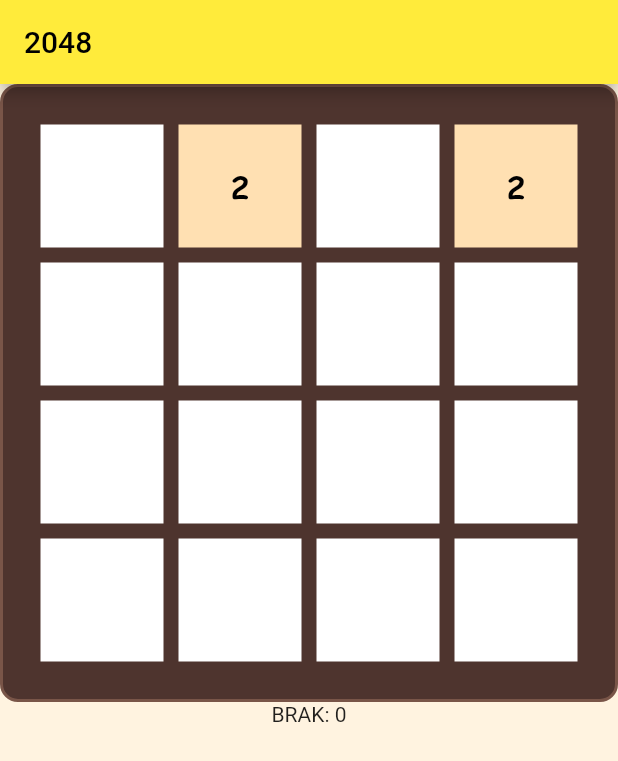
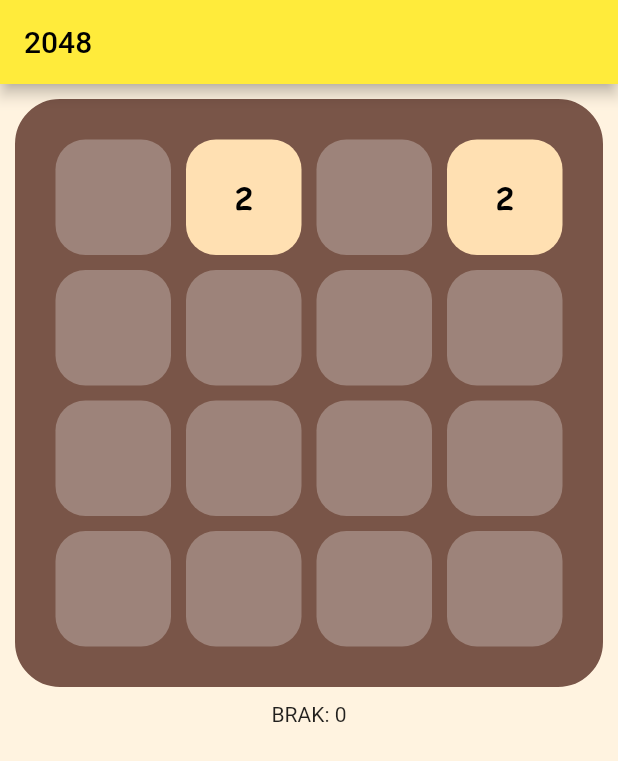
Before and after one commit to Io-Maciek/flutter_test, a Flutter app: the screen it shows after launch, on a phone screen of 412 x 824 dp. Shown: the top 761 px of the screen. Run offline on Flutter 3.47's test engine with Material 2 defaults, Android fonts, the phone set to English and light mode, and no system bars; our stand-ins replace shared_preferences.

Commit message:
4.6 już nawet całkiem łądnie jest damn

```diff
--- a/lib/MainGrid.dart
+++ b/lib/MainGrid.dart
@@ -68,31 +68,32 @@
 
   @override
   Widget build(BuildContext context) {
-    var grid = OrientationBuilder(builder: (context, orientation) {
+    var main = OrientationBuilder(builder: (context, orientation) {
       _komorkiObrot(orientation);
-      var grid =LayoutBuilder(builder: (context, C){
+      var layout = Container( padding: EdgeInsets.all(10),
+        child: LayoutBuilder(builder: (context, C) {
         double szer = 0;
         double wys = 0;
 
-        if(orientation == Orientation.portrait){
+        if (orientation == Orientation.portrait) {
           szer = C.maxWidth;
           wys = C.maxWidth;
-        }else{
+        } else {
           szer = C.maxHeight;
           wys = C.maxHeight;
         }
 
         return Container(
             decoration: BoxDecoration(
-              color: Colors.brown.shade800,
-              borderRadius: BorderRadius.circular(12.0),
+              color: Colors.brown.shade500,
+              borderRadius: BorderRadius.circular(30.0),
               border: Border.all(
-                color: Colors.brown,
+                color: Colors.brown.shade500,
                 width: 2.0,
               ),
-
             ),
-            height:szer,width: wys,
+            height: szer,
+            width: wys,
             child: GridView.count(
                 physics: const NeverScrollableScrollPhysics(),
                 scrollDirection: orientation == Orientation.landscape
@@ -104,21 +105,22 @@
                 crossAxisSpacing: 0.0,
                 crossAxisCount: sudokuSize,
                 children: _komorki.expand((element) => element).toList()));
-      });
+      }));
 
-      var text = Expanded(child:  Text(
+      var text = Expanded(
+          child: Text(
         '${temp}: $idRuchu',
         textAlign: TextAlign.center,
       )); //
 
       if (orientation == Orientation.portrait) {
         return Column(children: [
-          grid,
+          layout,
           text,
         ]);
       } else {
         return Row(children: [
-          grid,
+          layout,
           text,
         ]);
       }
@@ -168,7 +170,7 @@
               move(Movement.gora);
             }
           },
-          child: grid,
+          child: main,
         ));
   }
 
@@ -240,7 +242,6 @@
           int saveIndex = sudokuSize;
 
           for (int d = i - 1; d >= 0; d--) {
-
             if (_komorki[d][j].level == 0 ||
                 _komorki[d][j].level == _komorki[i][j].level &&
                     d != blockedIndex) {
--- a/lib/SudokuPole.dart
+++ b/lib/SudokuPole.dart
@@ -8,7 +8,7 @@
   SudokuPoleDynamic child = SudokuPoleDynamic();
 
   SudokuPole({Key? key}) : super(key: key) {
-    level=0;
+    level = 0;
     valueSetInit();
 
     child = SudokuPoleDynamic();
@@ -22,61 +22,68 @@
   }
 
   SudokuPole.set(int newLevel, {Key? key}) : super(key: key) {
-    level=newLevel;
+    level = newLevel;
     valueSetInit();
 
     child = SudokuPoleDynamic();
   }
 
-
-  void valueSetInit(){
-    if(level == 0){
+  void valueSetInit() {
+    if (level == 0) {
       value = "";
-    }// else value equals to 2 to the power of level
-    else{
-      value = pow(2,level).toString();
+    } // else value equals to 2 to the power of level
+    else {
+      value = pow(2, level).toString();
     }
   }
 
-
-
   @override
   State<StatefulWidget> createState() => SudokuPoleDynamic();
-
 }
 
 class SudokuPoleDynamic extends State<SudokuPole> {
-
   @override
   Widget build(BuildContext context) {
+    var bgColor = Colors.white.withOpacity(0.27);
 
-
-    var bgColor = Colors.white;
-
-    switch(widget.level){
+    switch (widget.level) {
+      case 0:
+        bgColor = Colors.white.withOpacity(0.27);
+        break;
       case 1:
         bgColor = Colors.orange.shade100;
         break;
       case 2:
-        bgColor = Colors.orange.shade400;
+        bgColor = Colors.orange.shade200;
         break;
       case 3:
         bgColor = Colors.orange.shade800;
         break;
       case 4:
-        bgColor = Colors.lightBlueAccent.shade200;
+        bgColor = Colors.redAccent;
         break;
       case 5:
-        bgColor = Colors.lightBlueAccent.shade400;
+        bgColor = Colors.pinkAccent;
+        break;
+      case 6:
+        bgColor = Colors.deepPurpleAccent;
+        break;
+      case 7:
+        bgColor = Colors.green;
+        break;
+      default:
+        bgColor = Colors.white70;
         break;
     }
 
-    return Container(padding: const EdgeInsets.all(5),
+    return Container(
+        padding: const EdgeInsets.all(5),
         child: Stack(alignment: Alignment.center, children: [
           Container(
-        color : bgColor,
-
-
+            decoration: BoxDecoration(
+              borderRadius: BorderRadius.circular(20.0),
+              color: bgColor,
+            ),
           ),
           Text(widget.value,
               textAlign: TextAlign.center,
```
Lines whose indentation alone changed are shown as unchanged.
